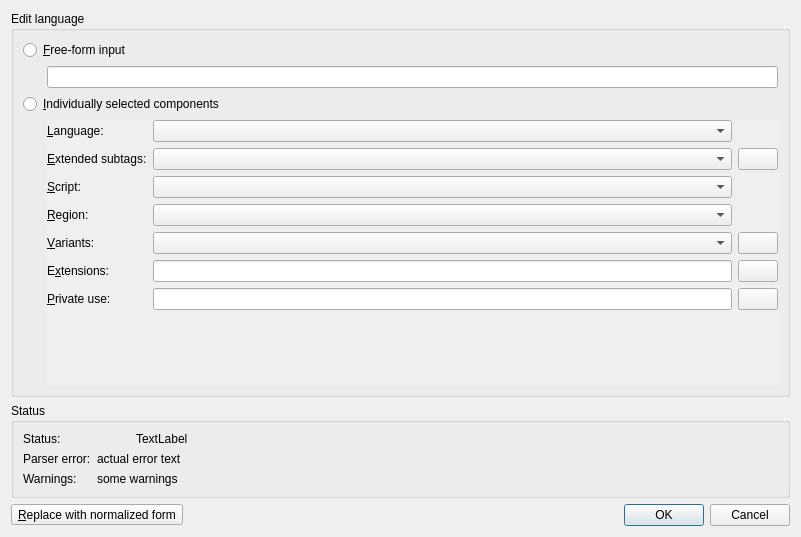
First picture: the form in src/mkvtoolnix-gui/forms/util/language_dialog.ui, repository jpsdr/MKVToolnix-Windows-7, before the edit.
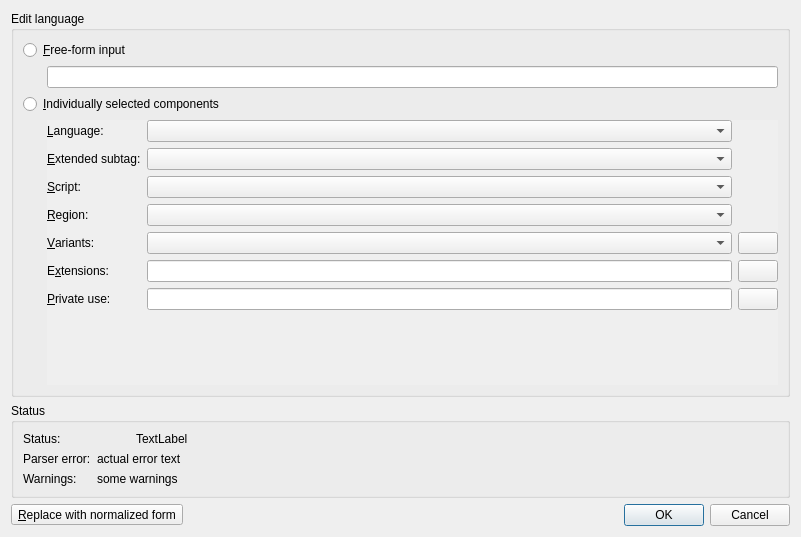
Second picture: the form after the edit. Icons and pictures are not drawn. Custom widgets are drawn as their Qt base class.

Commit message: BCP47: reduce maximum number of extended language subtags from 3 to 1

```diff
--- a/src/mkvtoolnix-gui/forms/util/language_dialog.ui
+++ b/src/mkvtoolnix-gui/forms/util/language_dialog.ui
@@ -101,7 +101,7 @@
              <x>0</x>
              <y>0</y>
              <width>733</width>
-             <height>227</height>
+             <height>225</height>
             </rect>
            </property>
            <property name="autoFillBackground">
@@ -188,17 +188,6 @@
               </property>
              </widget>
             </item>
-            <item row="1" column="2">
-             <widget class="QPushButton" name="pbAddExtendedSubtag">
-              <property name="text">
-               <string/>
-              </property>
-              <property name="icon">
-               <iconset resource="../../qt_resources.qrc">
-                <normaloff>:/icons/16x16/list-add.png</normaloff>:/icons/16x16/list-add.png</iconset>
-              </property>
-             </widget>
-            </item>
             <item row="4" column="2">
              <widget class="QPushButton" name="pbAddVariant">
               <property name="text">
@@ -213,7 +202,7 @@
             <item row="1" column="0">
              <widget class="QLabel" name="lExtendedSubtags">
               <property name="text">
-               <string>&amp;Extended subtags:</string>
+               <string>&amp;Extended subtag:</string>
               </property>
               <property name="buddy">
                <cstring>cbExtendedSubtag1</cstring>
```
Left out of the diff: 9 changed lines with no effect on the pictures. The commit also changes 7 other files.
